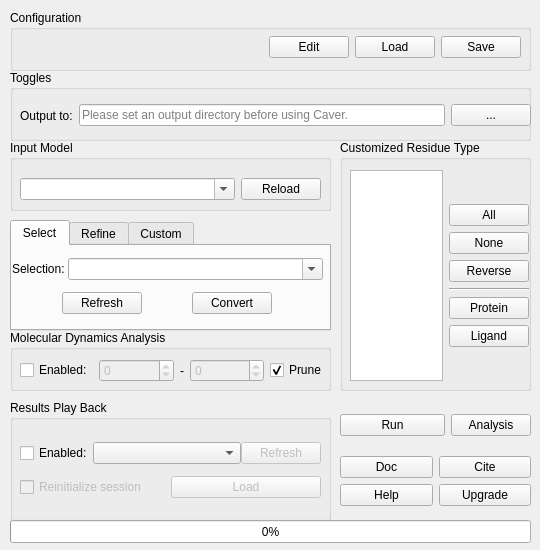
Before: the Qt Designer form Caver4/ui/caver.ui in YaoYinYing/caver-pymol-plugin, drawn with Qt 5.
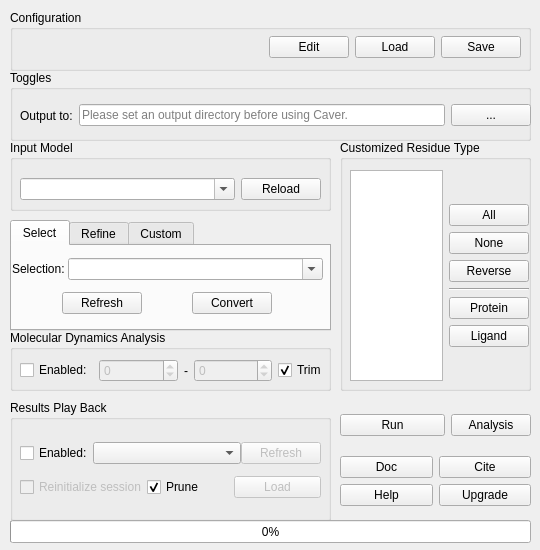
After: the same form once the commit is applied.

Patch:
```diff
--- a/Caver4/ui/caver.ui
+++ b/Caver4/ui/caver.ui
@@ -470,6 +470,19 @@
            </property>
           </widget>
          </item>
+         <item>
+          <widget class="QCheckBox" name="checkBox_pruneMD_Input">
+           <property name="toolTip">
+            <string>Delete &lt;run-id&gt;/input to save disk space.</string>
+           </property>
+           <property name="text">
+            <string>Prune</string>
+           </property>
+           <property name="checked">
+            <bool>true</bool>
+           </property>
+          </widget>
+         </item>
          <item>
           <widget class="QPushButton" name="pushButton_LoadRunID">
            <property name="enabled">
@@ -588,12 +601,12 @@
         </widget>
        </item>
        <item>
-        <widget class="QCheckBox" name="checkBox_pruneMD_Input">
+        <widget class="QCheckBox" name="checkBox_trimMD_InputSession">
          <property name="toolTip">
           <string>Delete &lt;run-id&gt;/input to save disk space.</string>
          </property>
          <property name="text">
-          <string>Prune</string>
+          <string>Trim</string>
          </property>
          <property name="checked">
           <bool>true</bool>
```
Left out of the diff: 2 changed lines with no effect on the pictures.
